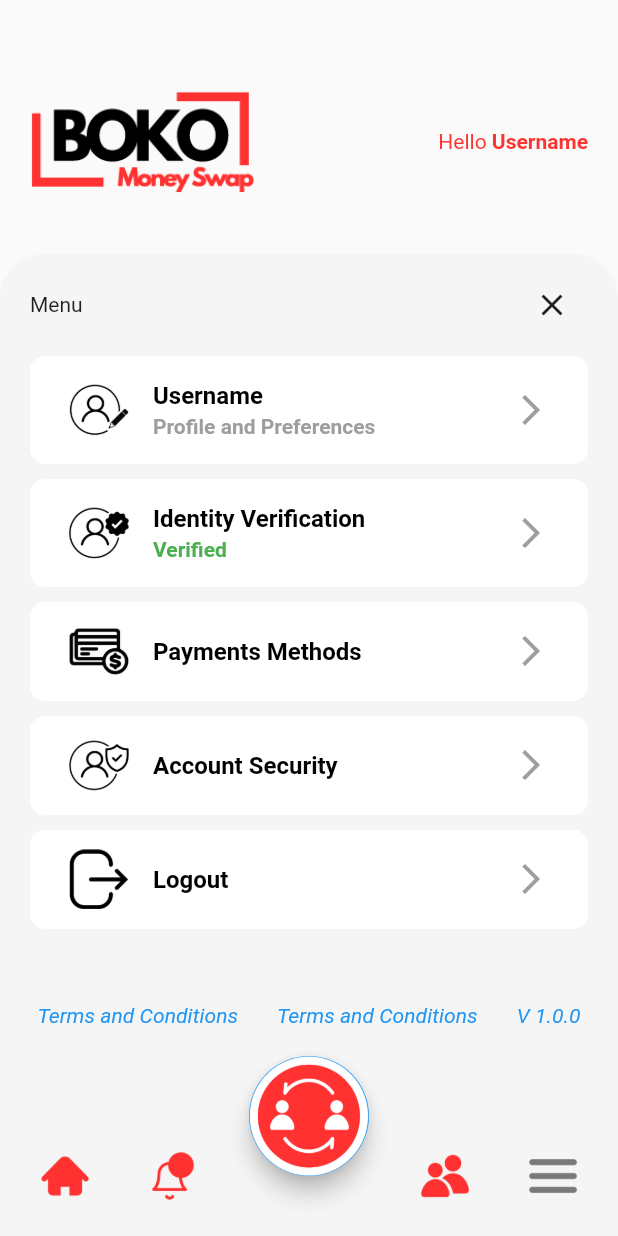
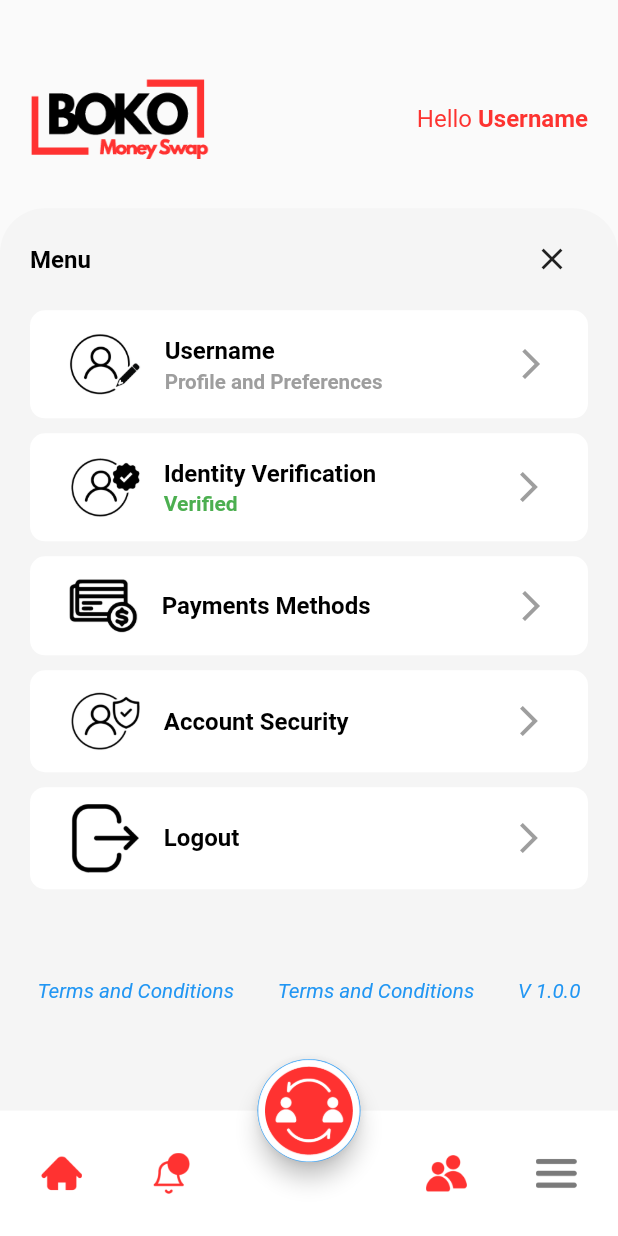
Before and after one commit to DavidDucler/testbokoapp, a Flutter app: the LandingPage screen opened by its route, item 4 of the bottom bar chosen, on a phone screen of 412 x 824 dp. Run offline on Flutter 3.47's test engine with Material 2 defaults, Android fonts, the light colour scheme and no system bars; our stand-ins replace flutter_screenutil, get, jwt_decoder; missing offline and left inert: flutter_appauth, openid_client.

Commit message:
last commit

```diff
--- a/lib/features/auth/pages/login_page.dart
+++ b/lib/features/auth/pages/login_page.dart
@@ -1,6 +1,7 @@
 import 'package:flutter/material.dart';
 import 'package:flutter/src/widgets/container.dart';
 import 'package:flutter/src/widgets/framework.dart';
+import 'package:flutter_screenutil/flutter_screenutil.dart';
 import 'package:get/get.dart';
 import 'package:testbokotech/features/auth/controllers/auth_controller.dart';
 
@@ -42,7 +43,7 @@ class _LoginPageState extends State<LoginPage> {
                   "Se connecter",
                   style: TextStyle(
                     fontWeight: FontWeight.bold,
-                    fontSize: 16,
+                    fontSize: 16.sp,
                   ),
                 ),
               ),
--- a/lib/main.dart
+++ b/lib/main.dart
@@ -1,4 +1,5 @@
 import 'package:flutter/material.dart';
+import 'package:flutter_screenutil/flutter_screenutil.dart';
 import 'package:get/get.dart';
 import 'package:testbokotech/features/auth/controllers/auth_controller.dart';
 import 'package:testbokotech/features/auth/pages/login_page.dart';
@@ -24,6 +25,11 @@ class MyApp extends GetWidget<AuthController> {
   // This widget is the root of your application.
   @override
   Widget build(BuildContext context) {
+    return ScreenUtilInit(
+        designSize: const Size(360, 690),
+        minTextAdapt: true,
+        splitScreenMode: true,
+        builder: (_, context) {
           return GetMaterialApp(
             title: 'Bokotech',
             theme: ThemeData(
@@ -54,5 +60,6 @@ class MyApp extends GetWidget<AuthController> {
               ),
             ],
           );
+        });
   }
 }
--- a/lib/pages/landing_page.dart
+++ b/lib/pages/landing_page.dart
@@ -1,4 +1,5 @@
 import 'package:flutter/material.dart';
+import 'package:flutter_screenutil/flutter_screenutil.dart';
 import 'package:get/get.dart';
 import 'package:testbokotech/controllers/home_controller.dart';
 import 'package:testbokotech/pages/profile_page.dart';
@@ -15,7 +16,7 @@ class _LandingPageState extends State<LandingPage> {
   @override
   Widget build(BuildContext context) {
     return Obx(
-      ()=> Scaffold(
+      () => Scaffold(
         body: [
           Container(),
           Container(),
@@ -23,15 +24,13 @@ class _LandingPageState extends State<LandingPage> {
           const ProfilePage()
         ][homeController.currentIndex],
         floatingActionButton: SizedBox(
-          height: 80,
-          width: 80,
+          height: 60.w,
+          width: 60.w,
           child: FloatingActionButton(
             onPressed: () {},
             child: Image.asset(
               "assets/images/homebutton.png",
-              width: 200,
-              height: 200,
-              fit: BoxFit.fill,
+              fit: BoxFit.cover,
             ),
           ),
         ),
@@ -44,8 +43,8 @@ class _LandingPageState extends State<LandingPage> {
 
 Widget bottomNavigation(HomeController homeController) => Container(
       width: Get.width,
-      height: 80,
-      decoration: const BoxDecoration(color: Color(0xFFF5F5F5)),
+      height: 70.h,
+      decoration: const BoxDecoration(color: Colors.white),
       child: Stack(
         alignment: Alignment.center,
         children: [
@@ -61,18 +60,18 @@ Widget bottomNavigation(HomeController homeController) => Container(
                       child: homeController.currentIndex != 0
                           ? Image.asset(
                               'assets/images/home_unchecked.png',
-                              width: 32,
-                              height: 32,
+                              width: 24.w,
+                              height: 24.w,
                             )
                           : Image.asset(
                               'assets/images/home.png',
-                              width: 32,
-                              height: 32,
+                              width: 24.w,
+                              height: 24.w,
                             ),
                     ),
                   ),
-                  const SizedBox(
-                    width: 40,
+                   SizedBox(
+                    width: 40.w,
                   ),
                   Obx(
                     () => InkWell(
@@ -80,20 +79,20 @@ Widget bottomNavigation(HomeController homeController) => Container(
                       child: homeController.currentIndex != 1
                           ? Image.asset(
                               'assets/images/notification_unchecked.png',
-                              width: 32,
-                              height: 32,
+                             width: 24.w,
+                              height: 24.w,
                             )
                           : Image.asset(
                               'assets/images/notification.png',
-                              width: 32,
-                              height: 32,
+                             width: 24.w,
+                              height: 24.w,
                             ),
                     ),
                   ),
                 ],
               ),
-              const SizedBox(
-                width: 40,
+               SizedBox(
+                width: 40.w,
               ),
               Row(
                 mainAxisAlignment: MainAxisAlignment.spaceBetween,
@@ -104,18 +103,18 @@ Widget bottomNavigation(HomeController homeController) => Container(
                       child: homeController.currentIndex != 2
                           ? Image.asset(
                               'assets/images/person_unchecked.png',
-                              width: 32,
-                              height: 32,
+                              width: 24.w,
+                              height: 24.w,
                             )
                           : Image.asset(
                               'assets/images/person.png',
-                              width: 32,
-                              height: 32,
+                             width: 24.w,
+                              height: 24.w,
                             ),
                     ),
                   ),
-                  const SizedBox(
-                    width: 40,
+                   SizedBox(
+                    width: 40.w,
                   ),
                   Obx(
                     () => InkWell(
@@ -123,13 +122,13 @@ Widget bottomNavigation(HomeController homeController) => Container(
                       child: homeController.currentIndex != 3
                           ? Image.asset(
                               'assets/images/menu_unchecked.png',
-                              width: 32,
-                              height: 32,
+                              width: 24.w,
+                              height: 24.w,
                             )
                           : Image.asset(
                               'assets/images/menu.png',
-                              width: 32,
-                              height: 32,
+                              width: 24.w,
+                              height: 24.w,
                             ),
                     ),
                   ),
--- a/lib/pages/profile_page.dart
+++ b/lib/pages/profile_page.dart
@@ -1,4 +1,5 @@
 import 'package:flutter/material.dart';
+import 'package:flutter_screenutil/flutter_screenutil.dart';
 import 'package:get/get.dart';
 
 class ProfilePage extends StatefulWidget {
@@ -15,15 +16,14 @@ class _ProfilePageState extends State<ProfilePage> {
       children: [
         Container(
           padding: const EdgeInsets.only(top: 20, right: 20, left: 20),
-
           child: Row(
             mainAxisAlignment: MainAxisAlignment.spaceBetween,
             children: [
               Image.asset(
                 'assets/images/logo.png',
-                width: 150,
+                width: 100.h,
               ),
-              const Text.rich(
+              Text.rich(
                 TextSpan(
                   text: "Hello ",
                   children: [
@@ -31,19 +31,20 @@ class _ProfilePageState extends State<ProfilePage> {
                       text: "Username",
                       style: TextStyle(
                         fontWeight: FontWeight.bold,
+                        fontSize: 14.sp,
                       ),
                     ),
                   ],
                 ),
                 style: TextStyle(
                   color: Color(0xFFfd3330),
+                  fontSize: 14.sp,
                 ),
               )
             ],
           ),
         ),
         Expanded(
-
           child: SingleChildScrollView(
             physics: const NeverScrollableScrollPhysics(),
             child: Container(
@@ -61,7 +62,14 @@ class _ProfilePageState extends State<ProfilePage> {
                   Row(
                     mainAxisAlignment: MainAxisAlignment.spaceBetween,
                     children: [
-                      const Text("Menu"),
+                      Text(
+                        "Menu",
+                        style: TextStyle(
+                          color: Colors.black,
+                          fontWeight: FontWeight.bold,
+                          fontSize: 14.sp,
+                        ),
+                      ),
                       IconButton(
                         onPressed: () {},
                         icon: const Icon(
@@ -83,18 +91,27 @@ class _ProfilePageState extends State<ProfilePage> {
                       tileColor: Colors.white,
                       leading: Image.asset(
                         'assets/images/user.png',
-                        width: 40,
+                        width: 40.h,
                       ),
-                       trailing: const Icon(Icons.arrow_forward_ios,color: Colors.grey,),
-                      title: const Text(
+                      trailing: const Icon(
+                        Icons.arrow_forward_ios,
+                        color: Colors.grey,
+                      ),
+                      title: Text(
                         "Username",
                         style: TextStyle(
-                            color: Colors.black, fontWeight: FontWeight.bold),
+                          color: Colors.black,
+                          fontWeight: FontWeight.bold,
+                          fontSize: 14.sp,
                         ),
-                      subtitle: const Text(
+                      ),
+                      subtitle: Text(
                         "Profile and Preferences",
                         style: TextStyle(
-                            color: Colors.grey, fontWeight: FontWeight.bold),
+                          color: Colors.grey,
+                          fontWeight: FontWeight.bold,
+                          fontSize: 12.sp,
+                        ),
                       ),
                     ),
                   ),
@@ -103,7 +120,7 @@ class _ProfilePageState extends State<ProfilePage> {
                   ),
                   Container(
                     padding:
-                        const EdgeInsets.symmetric(vertical: 0, horizontal: 10),
+                        EdgeInsets.symmetric(vertical: 0, horizontal: 10.w),
                     decoration: const BoxDecoration(
                         color: Colors.white,
                         borderRadius: BorderRadius.all(Radius.circular(10))),
@@ -111,14 +128,19 @@ class _ProfilePageState extends State<ProfilePage> {
                       tileColor: Colors.white,
                       leading: Image.asset(
                         'assets/images/identity_verified.png',
-                        width: 40,
+                        width: 40.w,
                       ),
-
-                      trailing: const Icon(Icons.arrow_forward_ios,color: Colors.grey,),
-                      title: const Text(
+                      trailing: const Icon(
+                        Icons.arrow_forward_ios,
+                        color: Colors.grey,
+                      ),
+                      title: Text(
                         "Identity Verification",
                         style: TextStyle(
-                            color: Colors.black, fontWeight: FontWeight.bold),
+                          color: Colors.black,
+                          fontWeight: FontWeight.bold,
+                          fontSize: 14.sp,
+                        ),
                       ),
                       subtitle: const Text(
                         "Verified",
@@ -141,13 +163,19 @@ class _ProfilePageState extends State<ProfilePage> {
                       tileColor: Colors.white,
                       leading: Image.asset(
                         'assets/images/payment.png',
-                        width: 40,
+                        width: 40.w,
                       ),
-                       trailing: const Icon(Icons.arrow_forward_ios,color: Colors.grey,),
-                      title: const Text(
+                      trailing: const Icon(
+                        Icons.arrow_forward_ios,
+                        color: Colors.grey,
+                      ),
+                      title: Text(
                         "Payments Methods",
                         style: TextStyle(
-                            color: Colors.black, fontWeight: FontWeight.bold),
+                          color: Colors.black,
+                          fontWeight: FontWeight.bold,
+                          fontSize: 14.sp,
+                        ),
                       ),
                     ),
                   ),
@@ -156,7 +184,7 @@ class _ProfilePageState extends State<ProfilePage> {
                   ),
                   Container(
                     padding:
-                        const EdgeInsets.symmetric(vertical: 5, horizontal: 10),
+                        EdgeInsets.symmetric(vertical: 5.h, horizontal: 10.w),
                     decoration: const BoxDecoration(
                         color: Colors.white,
                         borderRadius: BorderRadius.all(Radius.circular(10))),
@@ -164,13 +192,19 @@ class _ProfilePageState extends State<ProfilePage> {
                       tileColor: Colors.white,
                       leading: Image.asset(
                         'assets/images/account_security.png',
-                        width: 40,
+                        width: 40.w,
                       ),
-                       trailing: const Icon(Icons.arrow_forward_ios,color: Colors.grey,),
-                      title: const Text(
+                      trailing: const Icon(
+                        Icons.arrow_forward_ios,
+                        color: Colors.grey,
+                      ),
+                      title: Text(
                         "Account Security",
                         style: TextStyle(
-                            color: Colors.black, fontWeight: FontWeight.bold),
+                          color: Colors.black,
+                          fontWeight: FontWeight.bold,
+                          fontSize: 14.sp,
+                        ),
                       ),
                     ),
                   ),
@@ -179,7 +213,7 @@ class _ProfilePageState extends State<ProfilePage> {
                   ),
                   Container(
                     padding:
-                        const EdgeInsets.symmetric(vertical: 5, horizontal: 10),
+                        EdgeInsets.symmetric(vertical: 5.h, horizontal: 10.w),
                     decoration: const BoxDecoration(
                         color: Colors.white,
                         borderRadius: BorderRadius.all(Radius.circular(10))),
@@ -187,32 +221,38 @@ class _ProfilePageState extends State<ProfilePage> {
                       tileColor: Colors.white,
                       leading: Image.asset(
                         'assets/images/logout.png',
-                        width: 40,
+                        width: 40.w,
                       ),
-                       trailing: const Icon(Icons.arrow_forward_ios,color: Colors.grey,),
-                      title: const Text(
+                      trailing: const Icon(
+                        Icons.arrow_forward_ios,
+                        color: Colors.grey,
+                      ),
+                      title: Text(
                         "Logout",
                         style: TextStyle(
-                            color: Colors.black, fontWeight: FontWeight.bold),
+                          color: Colors.black,
+                          fontWeight: FontWeight.bold,
+                          fontSize: 14.sp,
                         ),
                       ),
                     ),
-                  const SizedBox(
-                    height: 50,
+                  ),
+                  SizedBox(
+                    height: 50.h,
                   ),
                   Padding(
                     padding: const EdgeInsets.symmetric(horizontal: 5),
                     child: Row(
                       crossAxisAlignment: CrossAxisAlignment.center,
                       mainAxisAlignment: MainAxisAlignment.spaceBetween,
-                      children: const [
+                      children: [
                         Text(
                           "Terms and Conditions",
                           maxLines: 1,
                           style: TextStyle(
                               fontStyle: FontStyle.italic,
                               color: Colors.blue,
-                          ),
+                              fontSize: 12.sp),
                         ),
                         Text(
                           "Terms and Conditions",
@@ -220,7 +260,7 @@ class _ProfilePageState extends State<ProfilePage> {
                           style: TextStyle(
                               fontStyle: FontStyle.italic,
                               color: Colors.blue,
-                          ),
+                              fontSize: 12.sp),
                         ),
                         Text(
                           "V 1.0.0",
@@ -228,7 +268,7 @@ class _ProfilePageState extends State<ProfilePage> {
                           style: TextStyle(
                               fontStyle: FontStyle.italic,
                               color: Colors.blue,
-                          ),
+                              fontSize: 12.sp),
                         )
                       ],
                     ),
--- a/pubspec.yaml
+++ b/pubspec.yaml
@@ -41,6 +41,7 @@ dependencies:
   url_launcher: ^5.2.7
   flutter_appauth: ^1.1.0+2
   jwt_decoder: ^2.0.1
+  flutter_screenutil: ^5.7.0
 
 dev_dependencies:
   flutter_launcher_icons: ^0.12.0
```
Also changed, not shown: pubspec.lock. Lines whose indentation alone changed are shown as unchanged.
